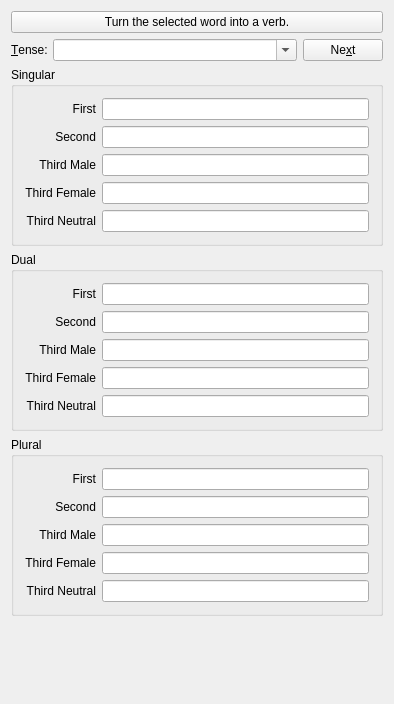
The window that src/entry-dialogs/conjugationwidget.ui (KDE/parley) describes before a commit, drawn with Qt 5.
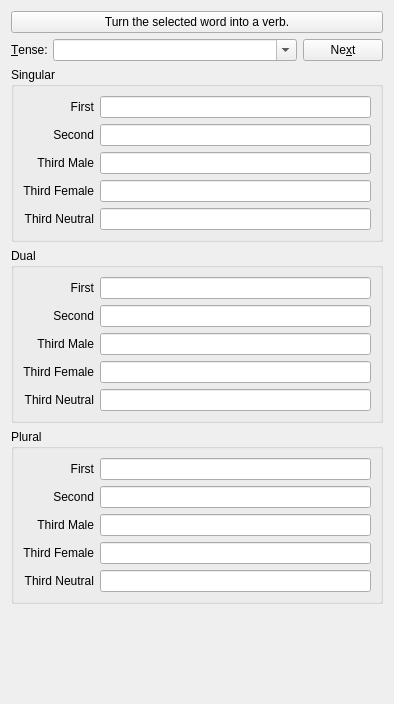
The same window after the commit. Custom widgets are drawn as their Qt base class.

Patch:
```diff
--- a/src/entry-dialogs/conjugationwidget.ui
+++ b/src/entry-dialogs/conjugationwidget.ui
@@ -378,7 +378,6 @@
    </item>
   </layout>
  </widget>
- <layoutdefault spacing="6" margin="11" />
   <customwidgets>
   <customwidget>
    <class>KComboBox</class>
```
